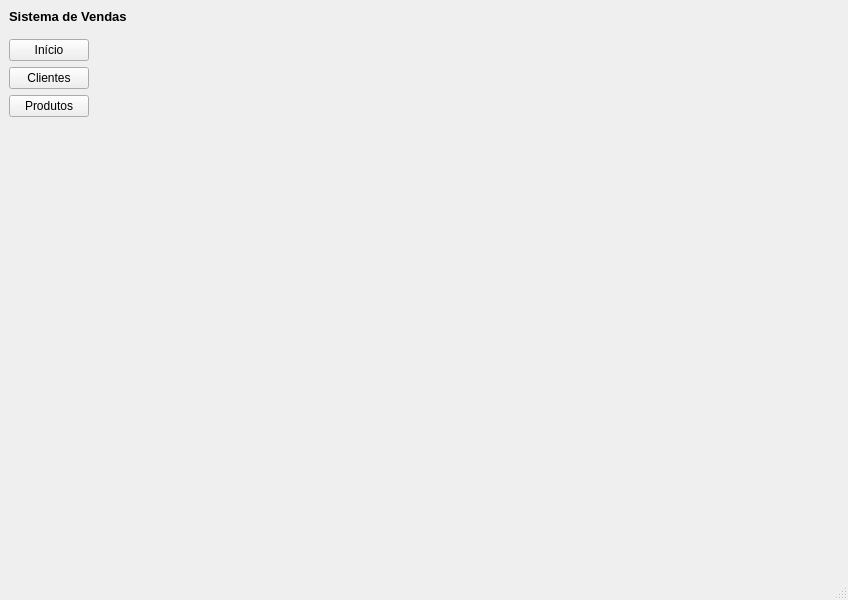
Qt form view/main_window.ui (HarukiReiss/Gerenciador_de_Vendas) before a commit.
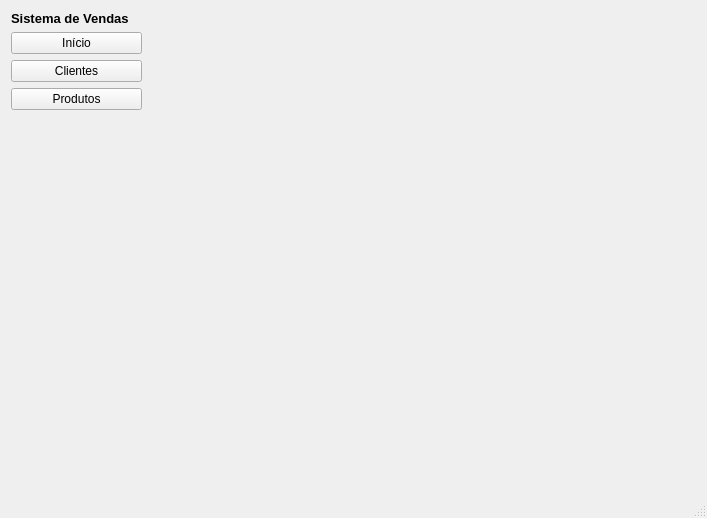
The same form after that commit. Icons and pictures are not drawn.

Diff of the .ui file:
```diff
--- a/view/main_window.ui
+++ b/view/main_window.ui
@@ -6,26 +6,41 @@
    <rect>
     <x>0</x>
     <y>0</y>
-    <width>848</width>
-    <height>600</height>
+    <width>707</width>
+    <height>518</height>
    </rect>
   </property>
   <property name="windowTitle">
    <string>MainWindow</string>
   </property>
   <widget class="QWidget" name="centralwidget">
-   <widget class="QWidget" name="">
+   <widget class="QStackedWidget" name="painel_principal">
     <property name="geometry">
      <rect>
-      <x>9</x>
+      <x>170</x>
       <y>9</y>
-      <width>125</width>
-      <height>108</height>
+      <width>511</width>
+      <height>461</height>
+     </rect>
+    </property>
+    <property name="currentIndex">
+     <number>0</number>
+    </property>
+    <widget class="QWidget" name="page"/>
+    <widget class="QWidget" name="page_2"/>
+   </widget>
+   <widget class="QWidget" name="">
+    <property name="geometry">
+     <rect>
+      <x>11</x>
+      <y>11</y>
+      <width>131</width>
+      <height>461</height>
      </rect>
     </property>
     <layout class="QVBoxLayout" name="verticalLayout">
-     <item alignment="Qt::AlignLeft|Qt::AlignTop">
-      <widget class="QLabel" name="label">
+     <item>
+      <widget class="QLabel" name="Title">
        <property name="font">
         <font>
          <pointsize>10</pointsize>
@@ -38,8 +53,8 @@
        </property>
       </widget>
      </item>
-     <item alignment="Qt::AlignLeft">
-      <widget class="QPushButton" name="pushButton_3">
+     <item>
+      <widget class="QPushButton" name="inicio_btn">
        <property name="text">
         <string>Início</string>
        </property>
@@ -49,8 +64,8 @@
        </property>
       </widget>
      </item>
-     <item alignment="Qt::AlignLeft">
-      <widget class="QPushButton" name="pushButton_4">
+     <item>
+      <widget class="QPushButton" name="cliente_btn">
        <property name="text">
         <string>Clientes</string>
        </property>
@@ -60,8 +75,8 @@
        </property>
       </widget>
      </item>
-     <item alignment="Qt::AlignLeft">
-      <widget class="QPushButton" name="pushButton">
+     <item>
+      <widget class="QPushButton" name="produto_btn">
        <property name="text">
         <string>Produtos</string>
        </property>
@@ -71,6 +86,19 @@
        </property>
       </widget>
      </item>
+     <item>
+      <spacer name="verticalSpacer">
+       <property name="orientation">
+        <enum>Qt::Vertical</enum>
+       </property>
+       <property name="sizeHint" stdset="0">
+        <size>
+         <width>20</width>
+         <height>40</height>
+        </size>
+       </property>
+      </spacer>
+     </item>
     </layout>
    </widget>
   </widget>
@@ -79,7 +107,7 @@
     <rect>
      <x>0</x>
      <y>0</y>
-     <width>848</width>
+     <width>707</width>
      <height>21</height>
     </rect>
    </property>
```
